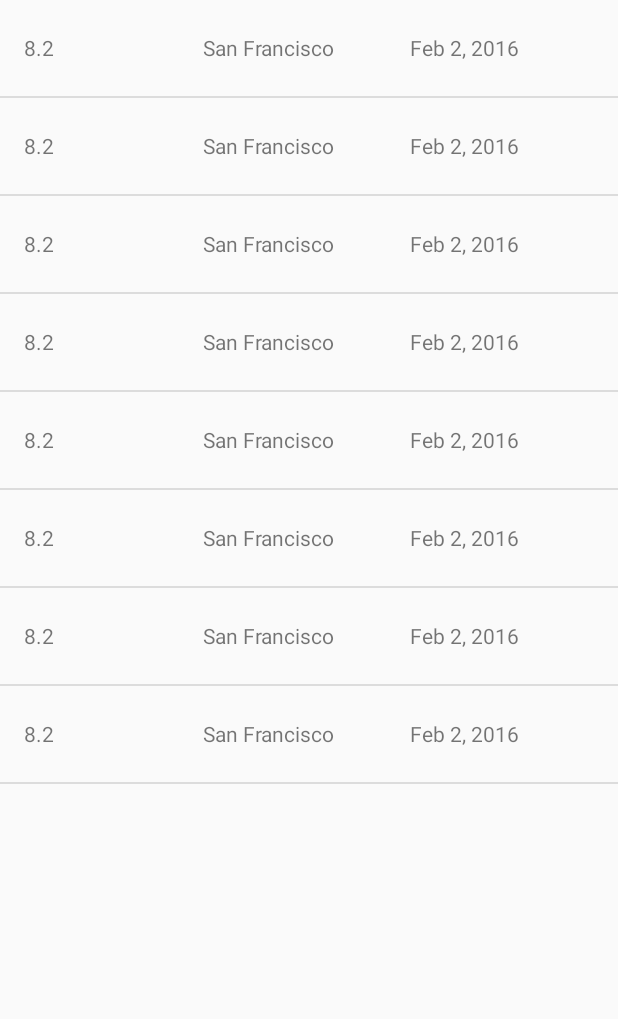
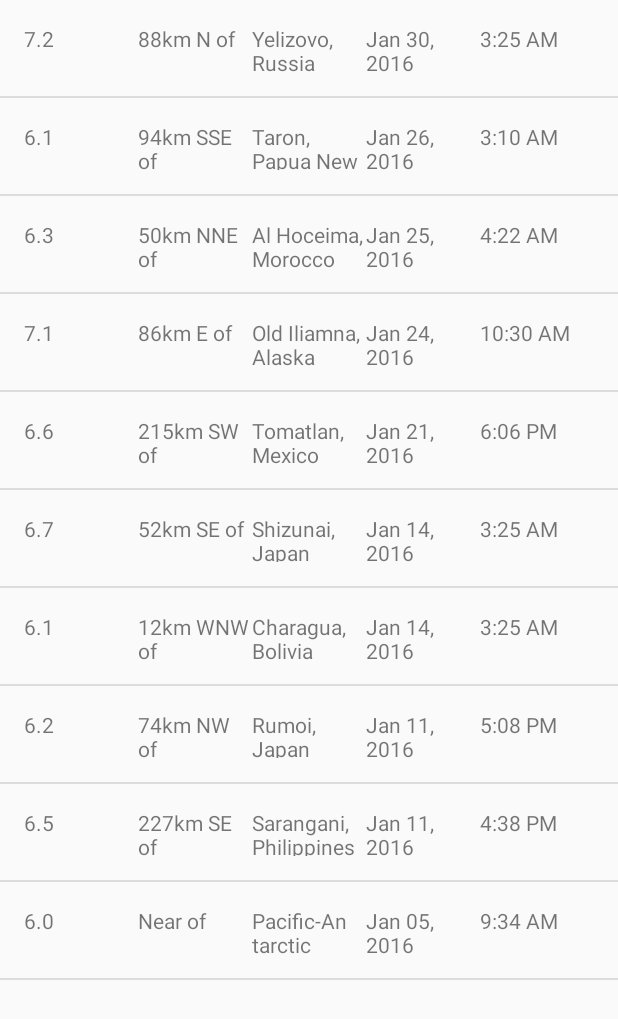
Before and after one commit to tr0lczyk/ud843-QuakeReport2, an Android app: the screen it shows after launch (EarthquakeActivity), on a phone screen of 412 x 824 dp. Shown: the top 1019 px of the screen. Run offline under Robolectric (Android 15) with nearby library versions, the phone set to English and light mode, and no system bars.

Commit message:
QUake report 2 -> completing the QueryUtils, editing the EqrthquakeAdapter

```diff
--- a/app/src/main/java/com/example/android/quakereport/Earthquake.java
+++ b/app/src/main/java/com/example/android/quakereport/Earthquake.java
@@ -8,11 +8,11 @@ public class Earthquake {
 
     private String myEarthquakePlace;
 
-    private String myEarthquakeMagnitude;
+    private double myEarthquakeMagnitude;
 
-    private String myEarthquakeTime;
+    private long myEarthquakeTime;
 
-    public Earthquake(String earthquakePlace, String earthquakeMagnitude, String earthquakeTime){
+    public Earthquake(String earthquakePlace, double earthquakeMagnitude, long earthquakeTime){
         myEarthquakePlace = earthquakePlace;
         myEarthquakeMagnitude = earthquakeMagnitude;
         myEarthquakeTime = earthquakeTime;
@@ -22,11 +22,11 @@ public class Earthquake {
         return myEarthquakePlace;
     }
 
-    public String getMyEarthquakeMagnitude(){
+    public double getMyEarthquakeMagnitude(){
         return myEarthquakeMagnitude;
     }
 
-    public String getMyEarthquakeTime(){
+    public long getMyEarthquakeTime(){
         return myEarthquakeTime;
     }
 }
--- a/app/src/main/java/com/example/android/quakereport/EarthquakeActivity.java
+++ b/app/src/main/java/com/example/android/quakereport/EarthquakeActivity.java
@@ -31,15 +31,7 @@ public class EarthquakeActivity extends AppCompatActivity {
         setContentView(R.layout.earthquake_activity);
 
         // Create a fake list of earthquake locations.
-        ArrayList<Earthquake> earthquakes = new ArrayList();
-        earthquakes.add(new Earthquake("San Francisco","8.2","Feb 2, 2016"));
-        earthquakes.add(new Earthquake("San Francisco","8.2","Feb 2, 2016"));
-        earthquakes.add(new Earthquake("San Francisco","8.2","Feb 2, 2016"));
-        earthquakes.add(new Earthquake("San Francisco","8.2","Feb 2, 2016"));
-        earthquakes.add(new Earthquake("San Francisco","8.2","Feb 2, 2016"));
-        earthquakes.add(new Earthquake("San Francisco","8.2","Feb 2, 2016"));
-        earthquakes.add(new Earthquake("San Francisco","8.2","Feb 2, 2016"));
-        earthquakes.add(new Earthquake("San Francisco","8.2","Feb 2, 2016"));
+        ArrayList<Earthquake> earthquakes = QueryUtils.extractEarthquakes();
 
         // Find a reference to the {@link ListView} in the layout
         ListView earthquakeListView = (ListView) findViewById(R.id.list);
--- a/app/src/main/java/com/example/android/quakereport/EarthquakeAdapter.java
+++ b/app/src/main/java/com/example/android/quakereport/EarthquakeAdapter.java
@@ -1,14 +1,15 @@
 package com.example.android.quakereport;
 
 import android.app.Activity;
-import android.content.Context;
-import android.support.annotation.NonNull;
-import android.support.annotation.Nullable;
+import java.text.SimpleDateFormat;
+import java.util.Date;
 import android.view.LayoutInflater;
 import android.view.View;
 import android.view.ViewGroup;
 import android.widget.ArrayAdapter;
 import android.widget.TextView;
+import java.text.DecimalFormat;
+import org.w3c.dom.Text;
 
 import java.util.ArrayList;
 
@@ -18,8 +19,25 @@ import java.util.ArrayList;
 
 public class EarthquakeAdapter extends ArrayAdapter<Earthquake> {
 
+    private static final String LOCATION_SEPARATOR = " of ";
+
     public EarthquakeAdapter(Activity context, ArrayList<Earthquake> earthquakes){
         super(context,0,earthquakes);
+    }
+
+    private String formatDate(Date dateObject){
+        SimpleDateFormat dateFormat = new SimpleDateFormat("LLL dd, yyyy");
+        return dateFormat.format(dateObject);
+    }
+
+    private String formatTime(Date dateObject){
+        SimpleDateFormat timeFormat = new SimpleDateFormat("h:mm a");
+        return timeFormat.format(dateObject);
+    }
+
+    private String formatMagnitude(double mag){
+        DecimalFormat formatter = new DecimalFormat("0.0");
+        return formatter.format(mag);
     }
 
     @Override
@@ -30,14 +48,37 @@ public class EarthquakeAdapter extends ArrayAdapter<Earthquake> {
 
             Earthquake currentEarthquake = getItem(position);
 
+            String location = currentEarthquake.getMyEarthquakePlace();
+            String locationPartOne;
+            String locationPartTwo;
+
+            if (location.contains(LOCATION_SEPARATOR)){
+                String[] parts = location.split(LOCATION_SEPARATOR);
+                locationPartOne = parts[0] + LOCATION_SEPARATOR;
+                locationPartTwo = parts[1];
+            } else {
+                locationPartOne = "Near of";
+                locationPartTwo = location;
+            }
+
+            double mag = currentEarthquake.getMyEarthquakeMagnitude();
+
             TextView magnitude = (TextView) listItemView.findViewById(R.id.magnitude);
-            magnitude.setText(currentEarthquake.getMyEarthquakeMagnitude());
+            magnitude.setText(formatMagnitude(mag));
 
-            TextView place = (TextView) listItemView.findViewById(R.id.place);
-            place.setText(currentEarthquake.getMyEarthquakePlace());
+            TextView placePartOne = (TextView) listItemView.findViewById(R.id.location_offset);
+            placePartOne.setText(locationPartOne);
+
+            TextView placePartTwo = (TextView) listItemView.findViewById(R.id.primary_location);
+            placePartTwo.setText(locationPartTwo);
+
+            Date dateObject = new Date(currentEarthquake.getMyEarthquakeTime());
 
             TextView time = (TextView) listItemView.findViewById(R.id.time);
-            time.setText(currentEarthquake.getMyEarthquakeTime());
+            time.setText(formatTime(dateObject));
+
+            TextView date = (TextView) listItemView.findViewById(R.id.date);
+            date.setText(formatDate(dateObject));
 
         }
         return listItemView;
--- /dev/null
+++ b/app/src/main/java/com/example/android/quakereport/QueryUtils.java
@@ -0,0 +1,74 @@
+package com.example.android.quakereport;
+
+import android.util.Log;
+
+import org.json.JSONArray;
+import org.json.JSONException;
+import org.json.JSONObject;
+import java.util.ArrayList;
+
+/**
+ * Helper methods related to requesting and receiving earthquake data from USGS.
+ */
+public final class QueryUtils {
+
+    /** Sample JSON response for a USGS query */
+    private static final String SAMPLE_JSON_RESPONSE = "{\"type\":\"FeatureCollection\",\"metadata\":{\"generated\":1462295443000,\"url\":\"http://earthquake.usgs.gov/fdsnws/event/1/query?format=geojson&starttime=2016-01-01&endtime=2016-01-31&minmag=6&limit=10\",\"title\":\"USGS Earthquakes\",\"status\":200,\"api\":\"1.5.2\",\"limit\":10,\"offset\":1,\"count\":10},\"features\":[{\"type\":\"Feature\",\"properties\":{\"mag\":7.2,\"place\":\"88km N of Yelizovo, Russia\",\"time\":1454124312220,\"updated\":1460674294040,\"tz\":720,\"url\":\"http://earthquake.usgs.gov/earthquakes/eventpage/us20004vvx\",\"detail\":\"http://earthquake.usgs.gov/fdsnws/event/1/query?eventid=us20004vvx&format=geojson\",\"felt\":2,\"cdi\":3.4,\"mmi\":5.82,\"alert\":\"green\",\"status\":\"reviewed\",\"tsunami\":1,\"sig\":798,\"net\":\"us\",\"code\":\"20004vvx\",\"ids\":\",at00o1qxho,pt16030050,us20004vvx,gcmt20160130032510,\",\"sources\":\",at,pt,us,gcmt,\",\"types\":\",cap,dyfi,finite-fault,general-link,general-text,geoserve,impact-link,impact-text,losspager,moment-tensor,nearby-cities,origin,phase-data,shakemap,tectonic-summary,\",\"nst\":null,\"dmin\":0.958,\"rms\":1.19,\"gap\":17,\"magType\":\"mww\",\"type\":\"earthquake\",\"title\":\"M 7.2 - 88km N of Yelizovo, Russia\"},\"geometry\":{\"type\":\"Point\",\"coordinates\":[158.5463,53.9776,177]},\"id\":\"us20004vvx\"},\n" +
+            "{\"type\":\"Feature\",\"properties\":{\"mag\":6.1,\"place\":\"94km SSE of Taron, Papua New Guinea\",\"time\":1453777820750,\"updated\":1460156775040,\"tz\":600,\"url\":\"http://earthquake.usgs.gov/earthquakes/eventpage/us20004uks\",\"detail\":\"http://earthquake.usgs.gov/fdsnws/event/1/query?eventid=us20004uks&format=geojson\",\"felt\":null,\"cdi\":null,\"mmi\":4.1,\"alert\":\"green\",\"status\":\"reviewed\",\"tsunami\":1,\"sig\":572,\"net\":\"us\",\"code\":\"20004uks\",\"ids\":\",us20004uks,gcmt20160126031023,\",\"sources\":\",us,gcmt,\",\"types\":\",cap,geoserve,losspager,moment-tensor,nearby-cities,origin,phase-data,shakemap,tectonic-summary,\",\"nst\":null,\"dmin\":1.537,\"rms\":0.74,\"gap\":25,\"magType\":\"mww\",\"type\":\"earthquake\",\"title\":\"M 6.1 - 94km SSE of Taron, Papua New Guinea\"},\"geometry\":{\"type\":\"Point\",\"coordinates\":[153.2454,-5.2952,26]},\"id\":\"us20004uks\"},\n" +
+            "{\"type\":\"Feature\",\"properties\":{\"mag\":6.3,\"place\":\"50km NNE of Al Hoceima, Morocco\",\"time\":1453695722730,\"updated\":1460156773040,\"tz\":0,\"url\":\"http://earthquake.usgs.gov/earthquakes/eventpage/us10004gy9\",\"detail\":\"http://earthquake.usgs.gov/fdsnws/event/1/query?eventid=us10004gy9&format=geojson\",\"felt\":117,\"cdi\":7.2,\"mmi\":5.28,\"alert\":\"green\",\"status\":\"reviewed\",\"tsunami\":0,\"sig\":695,\"net\":\"us\",\"code\":\"10004gy9\",\"ids\":\",us10004gy9,gcmt20160125042203,\",\"sources\":\",us,gcmt,\",\"types\":\",cap,dyfi,geoserve,impact-text,losspager,moment-tensor,nearby-cities,origin,phase-data,shakemap,tectonic-summary,\",\"nst\":null,\"dmin\":2.201,\"rms\":0.92,\"gap\":20,\"magType\":\"mww\",\"type\":\"earthquake\",\"title\":\"M 6.3 - 50km NNE of Al Hoceima, Morocco\"},\"geometry\":{\"type\":\"Point\",\"coordinates\":[-3.6818,35.6493,12]},\"id\":\"us10004gy9\"},\n" +
+            "{\"type\":\"Feature\",\"properties\":{\"mag\":7.1,\"place\":\"86km E of Old Iliamna, Alaska\",\"time\":1453631430230,\"updated\":1460156770040,\"tz\":-540,\"url\":\"http://earthquake.usgs.gov/earthquakes/eventpage/us10004gqp\",\"detail\":\"http://earthquake.usgs.gov/fdsnws/event/1/query?eventid=us10004gqp&format=geojson\",\"felt\":1816,\"cdi\":7.2,\"mmi\":6.6,\"alert\":\"green\",\"status\":\"reviewed\",\"tsunami\":1,\"sig\":1496,\"net\":\"us\",\"code\":\"10004gqp\",\"ids\":\",at00o1gd6r,us10004gqp,ak12496371,gcmt20160124103030,\",\"sources\":\",at,us,ak,gcmt,\",\"types\":\",cap,dyfi,finite-fault,general-link,general-text,geoserve,impact-link,impact-text,losspager,moment-tensor,nearby-cities,origin,phase-data,shakemap,tectonic-summary,trump-origin,\",\"nst\":null,\"dmin\":0.72,\"rms\":2.11,\"gap\":19,\"magType\":\"mww\",\"type\":\"earthquake\",\"title\":\"M 7.1 - 86km E of Old Iliamna, Alaska\"},\"geometry\":{\"type\":\"Point\",\"coordinates\":[-153.4051,59.6363,129]},\"id\":\"us10004gqp\"},\n" +
+            "{\"type\":\"Feature\",\"properties\":{\"mag\":6.6,\"place\":\"215km SW of Tomatlan, Mexico\",\"time\":1453399617650,\"updated\":1459963829040,\"tz\":-420,\"url\":\"http://earthquake.usgs.gov/earthquakes/eventpage/us10004g4l\",\"detail\":\"http://earthquake.usgs.gov/fdsnws/event/1/query?eventid=us10004g4l&format=geojson\",\"felt\":11,\"cdi\":2.7,\"mmi\":3.92,\"alert\":\"green\",\"status\":\"reviewed\",\"tsunami\":1,\"sig\":673,\"net\":\"us\",\"code\":\"10004g4l\",\"ids\":\",at00o1bebo,pt16021050,us10004g4l,gcmt20160121180659,\",\"sources\":\",at,pt,us,gcmt,\",\"types\":\",cap,dyfi,geoserve,impact-link,impact-text,losspager,moment-tensor,nearby-cities,origin,phase-data,shakemap,tectonic-summary,\",\"nst\":null,\"dmin\":2.413,\"rms\":0.98,\"gap\":74,\"magType\":\"mww\",\"type\":\"earthquake\",\"title\":\"M 6.6 - 215km SW of Tomatlan, Mexico\"},\"geometry\":{\"type\":\"Point\",\"coordinates\":[-106.9337,18.8239,10]},\"id\":\"us10004g4l\"},\n" +
+            "{\"type\":\"Feature\",\"properties\":{\"mag\":6.7,\"place\":\"52km SE of Shizunai, Japan\",\"time\":1452741933640,\"updated\":1459304879040,\"tz\":540,\"url\":\"http://earthquake.usgs.gov/earthquakes/eventpage/us10004ebx\",\"detail\":\"http://earthquake.usgs.gov/fdsnws/event/1/query?eventid=us10004ebx&format=geojson\",\"felt\":51,\"cdi\":5.8,\"mmi\":6.45,\"alert\":\"green\",\"status\":\"reviewed\",\"tsunami\":1,\"sig\":720,\"net\":\"us\",\"code\":\"10004ebx\",\"ids\":\",us10004ebx,pt16014050,at00o0xauk,gcmt20160114032534,\",\"sources\":\",us,pt,at,gcmt,\",\"types\":\",associate,cap,dyfi,geoserve,impact-link,impact-text,losspager,moment-tensor,nearby-cities,origin,phase-data,shakemap,\",\"nst\":null,\"dmin\":0.281,\"rms\":0.98,\"gap\":22,\"magType\":\"mww\",\"type\":\"earthquake\",\"title\":\"M 6.7 - 52km SE of Shizunai, Japan\"},\"geometry\":{\"type\":\"Point\",\"coordinates\":[142.781,41.9723,46]},\"id\":\"us10004ebx\"},\n" +
+            "{\"type\":\"Feature\",\"properties\":{\"mag\":6.1,\"place\":\"12km WNW of Charagua, Bolivia\",\"time\":1452741928270,\"updated\":1459304879040,\"tz\":-240,\"url\":\"http://earthquake.usgs.gov/earthquakes/eventpage/us10004ebw\",\"detail\":\"http://earthquake.usgs.gov/fdsnws/event/1/query?eventid=us10004ebw&format=geojson\",\"felt\":3,\"cdi\":2.2,\"mmi\":2.21,\"alert\":\"green\",\"status\":\"reviewed\",\"tsunami\":0,\"sig\":573,\"net\":\"us\",\"code\":\"10004ebw\",\"ids\":\",us10004ebw,gcmt20160114032528,\",\"sources\":\",us,gcmt,\",\"types\":\",cap,dyfi,geoserve,impact-text,losspager,moment-tensor,nearby-cities,origin,phase-data,shakemap,tectonic-summary,\",\"nst\":null,\"dmin\":5.492,\"rms\":1.04,\"gap\":16,\"magType\":\"mww\",\"type\":\"earthquake\",\"title\":\"M 6.1 - 12km WNW of Charagua, Bolivia\"},\"geometry\":{\"type\":\"Point\",\"coordinates\":[-63.3288,-19.7597,582.56]},\"id\":\"us10004ebw\"},\n" +
+            "{\"type\":\"Feature\",\"properties\":{\"mag\":6.2,\"place\":\"74km NW of Rumoi, Japan\",\"time\":1452532083920,\"updated\":1459304875040,\"tz\":540,\"url\":\"http://earthquake.usgs.gov/earthquakes/eventpage/us10004djn\",\"detail\":\"http://earthquake.usgs.gov/fdsnws/event/1/query?eventid=us10004djn&format=geojson\",\"felt\":8,\"cdi\":3.4,\"mmi\":3.74,\"alert\":\"green\",\"status\":\"reviewed\",\"tsunami\":0,\"sig\":594,\"net\":\"us\",\"code\":\"10004djn\",\"ids\":\",us10004djn,gcmt20160111170803,\",\"sources\":\",us,gcmt,\",\"types\":\",cap,dyfi,geoserve,impact-text,losspager,moment-tensor,nearby-cities,origin,phase-data,shakemap,tectonic-summary,\",\"nst\":null,\"dmin\":1.139,\"rms\":0.96,\"gap\":33,\"magType\":\"mww\",\"type\":\"earthquake\",\"title\":\"M 6.2 - 74km NW of Rumoi, Japan\"},\"geometry\":{\"type\":\"Point\",\"coordinates\":[141.0867,44.4761,238.81]},\"id\":\"us10004djn\"},\n" +
+            "{\"type\":\"Feature\",\"properties\":{\"mag\":6.5,\"place\":\"227km SE of Sarangani, Philippines\",\"time\":1452530285900,\"updated\":1459304874040,\"tz\":480,\"url\":\"http://earthquake.usgs.gov/earthquakes/eventpage/us10004dj5\",\"detail\":\"http://earthquake.usgs.gov/fdsnws/event/1/query?eventid=us10004dj5&format=geojson\",\"felt\":1,\"cdi\":2.7,\"mmi\":7.5,\"alert\":\"green\",\"status\":\"reviewed\",\"tsunami\":1,\"sig\":650,\"net\":\"us\",\"code\":\"10004dj5\",\"ids\":\",at00o0srjp,pt16011050,us10004dj5,gcmt20160111163807,\",\"sources\":\",at,pt,us,gcmt,\",\"types\":\",cap,dyfi,geoserve,impact-link,impact-text,losspager,moment-tensor,nearby-cities,origin,phase-data,shakemap,tectonic-summary,\",\"nst\":null,\"dmin\":3.144,\"rms\":0.72,\"gap\":22,\"magType\":\"mww\",\"type\":\"earthquake\",\"title\":\"M 6.5 - 227km SE of Sarangani, Philippines\"},\"geometry\":{\"type\":\"Point\",\"coordinates\":[126.8621,3.8965,13]},\"id\":\"us10004dj5\"},\n" +
+            "{\"type\":\"Feature\",\"properties\":{\"mag\":6,\"place\":\"Pacific-Antarctic Ridge\",\"time\":1451986454620,\"updated\":1459202978040,\"tz\":-540,\"url\":\"http://earthquake.usgs.gov/earthquakes/eventpage/us10004bgk\",\"detail\":\"http://earthquake.usgs.gov/fdsnws/event/1/query?eventid=us10004bgk&format=geojson\",\"felt\":0,\"cdi\":1,\"mmi\":0,\"alert\":\"green\",\"status\":\"reviewed\",\"tsunami\":0,\"sig\":554,\"net\":\"us\",\"code\":\"10004bgk\",\"ids\":\",us10004bgk,gcmt20160105093415,\",\"sources\":\",us,gcmt,\",\"types\":\",cap,dyfi,geoserve,losspager,moment-tensor,nearby-cities,origin,phase-data,shakemap,\",\"nst\":null,\"dmin\":30.75,\"rms\":0.67,\"gap\":71,\"magType\":\"mww\",\"type\":\"earthquake\",\"title\":\"M 6.0 - Pacific-Antarctic Ridge\"},\"geometry\":{\"type\":\"Point\",\"coordinates\":[-136.2603,-54.2906,10]},\"id\":\"us10004bgk\"}],\"bbox\":[-153.4051,-54.2906,10,158.5463,59.6363,582.56]}";
+
+    /**
+     * Create a private constructor because no one should ever create a {@link QueryUtils} object.
+     * This class is only meant to hold static variables and methods, which can be accessed
+     * directly from the class name QueryUtils (and an object instance of QueryUtils is not needed).
+     */
+    private QueryUtils() {
+    }
+
+    /**
+     * Return a list of {@link Earthquake} objects that has been built up from
+     * parsing a JSON response.
+     */
+    public static ArrayList<Earthquake> extractEarthquakes() {
+
+        // Create an empty ArrayList that we can start adding earthquakes to
+        ArrayList<Earthquake> earthquakes = new ArrayList<>();
+
+        // Try to parse the SAMPLE_JSON_RESPONSE. If there's a problem with the way the JSON
+        // is formatted, a JSONException exception object will be thrown.
+        // Catch the exception so the app doesn't crash, and print the error message to the logs.
+        try {
+
+            JSONObject jsonObject = new JSONObject(SAMPLE_JSON_RESPONSE);
+
+            JSONArray jsonArray = jsonObject.optJSONArray("features");
+
+            for(int i = 0; i<jsonArray.length(); i++){
+                JSONObject earthquake = jsonArray.getJSONObject(i);
+                JSONObject properties = earthquake.getJSONObject("properties");
+                double mag = properties.getDouble("mag");
+                String place = properties.getString("place");
+                Long time = properties.getLong("time");
+                Earthquake newEarthquake = new Earthquake(place,mag,time);
+                earthquakes.add(newEarthquake);
+            }
+
+        } catch (JSONException e) {
+            // If an error is thrown when executing any of the above statements in the "try" block,
+            // catch the exception here, so the app doesn't crash. Print a log message
+            // with the message from the exception.
+            Log.e("QueryUtils", "Problem parsing the earthquake JSON results", e);
+        }
+
+        // Return the list of earthquakes
+        return earthquakes;
+    }
+
+}
--- /dev/null
+++ b/app/src/main/res/drawable/magnitude_circle.xml
@@ -0,0 +1,4 @@
+<?xml version="1.0" encoding="utf-8"?>
+<selector xmlns:android="http://schemas.android.com/apk/res/android">
+
+</selector>
--- a/app/src/main/res/layout/earthquake_list_item.xml
+++ b/app/src/main/res/layout/earthquake_list_item.xml
@@ -9,26 +9,38 @@
     android:id="@+id/earthquake_all">
 
     <TextView
-        android:layout_gravity="center_vertical"
-        android:layout_width="wrap_content"
+        android:id="@+id/magnitude"
+        android:layout_width="0dp"
         android:layout_height="wrap_content"
-        android:id="@+id/magnitude"
-        tools:text="8.1"
-        android:layout_weight="2"/>
+        android:layout_weight="1"
+        tools:text="8.9" />
 
     <TextView
-        android:layout_gravity="center_vertical"
-        android:layout_width="wrap_content"
+        android:id="@+id/location_offset"
+        android:layout_width="0dp"
         android:layout_height="wrap_content"
-        android:id="@+id/place"
-        tools:text="San Francisco"
-        android:layout_weight="1"/>
+        android:layout_weight="1"
+        tools:text="30km S of" />
 
     <TextView
-        android:layout_gravity="center_vertical"
-        android:layout_width="wrap_content"
+        android:id="@+id/primary_location"
+        android:layout_width="0dp"
         android:layout_height="wrap_content"
+        android:layout_weight="1"
+        tools:text="San Francisco, CA" />
+
+    <TextView
+        android:id="@+id/date"
+        android:layout_width="0dp"
+        android:layout_height="wrap_content"
+        android:layout_weight="1"
+        tools:text="Mar 6, 2010" />
+
+    <TextView
         android:id="@+id/time"
-        tools:text="Feb 2, 2016"
-        android:layout_weight="1"/>
+        android:layout_width="0dp"
+        android:layout_height="wrap_content"
+        android:layout_weight="1"
+        tools:text="3:00 PM" />
+
 </LinearLayout>
--- a/app/src/main/res/values/colors.xml
+++ b/app/src/main/res/values/colors.xml
@@ -22,4 +22,35 @@
 
     <!-- Accent color of the app -->
     <color name="colorAccent">#10CAC9</color>
+
+    <!-- Color for an earthquake with magnitude 0 and 2 -->
+    <color name="magnitude1">#4A7BA7</color>
+
+    <!-- Magnitude circle color for an earthquake with magnitude between 2 and 3 -->
+    <color name="magnitude2">#04B4B3</color>
+
+    <!-- Magnitude circle color for an earthquake with magnitude between 3 and 4 -->
+    <color name="magnitude3">#10CAC9</color>
+
+    <!-- Magnitude circle color for an earthquake with magnitude between 4 and 5 -->
+    <color name="magnitude4">#F5A623</color>
+
+    <!-- Magnitude circle color for an earthquake with magnitude between 5 and 6 -->
+    <color name="magnitude5">#FF7D50</color>
+
+    <!-- Magnitude circle color for an earthquake with magnitude between 6 and 7 -->
+    <color name="magnitude6">#FC6644</color>
+
+    <!-- Magnitude circle color for an earthquake with magnitude between 7 and 8 -->
+    <color name="magnitude7">#E75F40</color>
+
+    <!-- Magnitude circle color for an earthquake with magnitude between 8 and 9 -->
+    <color name="magnitude8">#E13A20</color>
+
+    <!-- Magnitude circle color for an earthquake with magnitude between 9 and 10 -->
+    <color name="magnitude9">#D93218</color>
+
+    <!-- Magnitude circle color for an earthquake with magnitude over 10 -->
+    <color name="magnitude10plus">#C03823</color>
+
 </resources>
```
